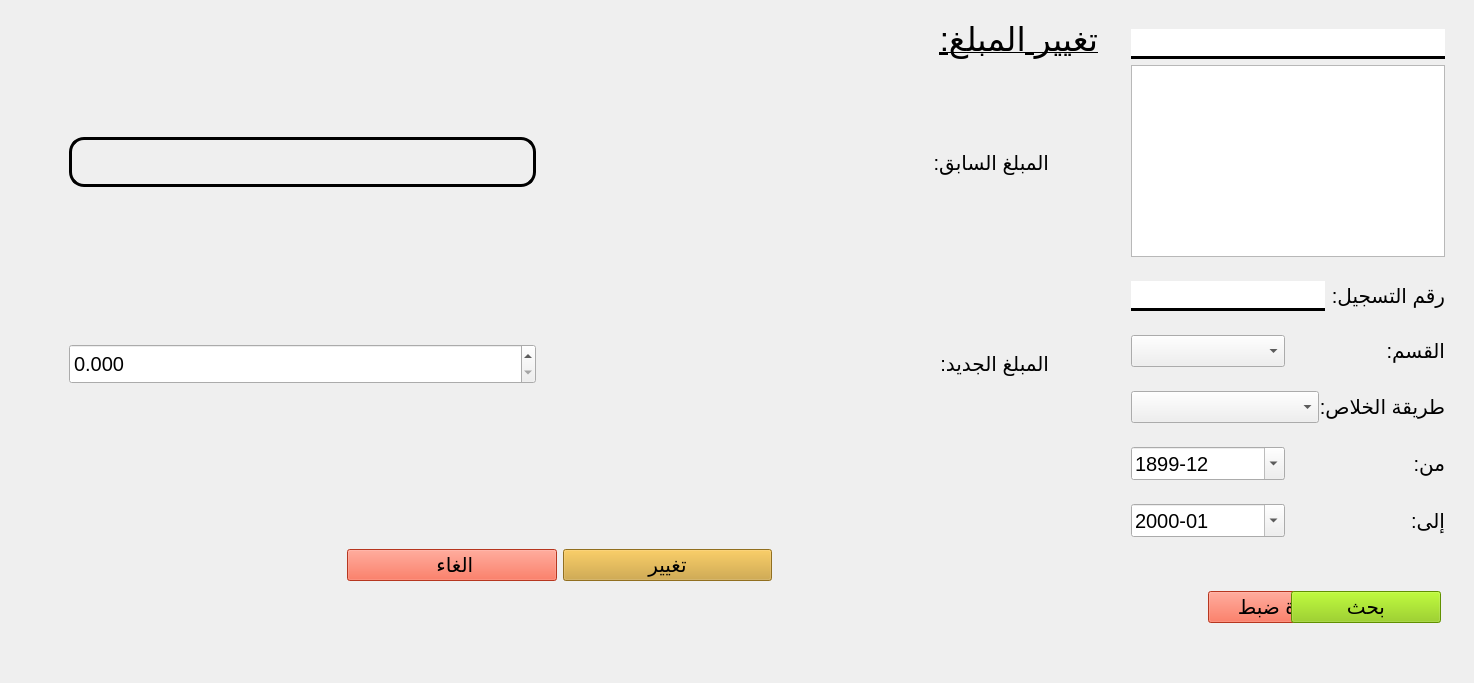
The window that app/ui/payment/view_payment.ui (yahiab05/student-managment-v2.0) describes before a commit, drawn with Qt 5.
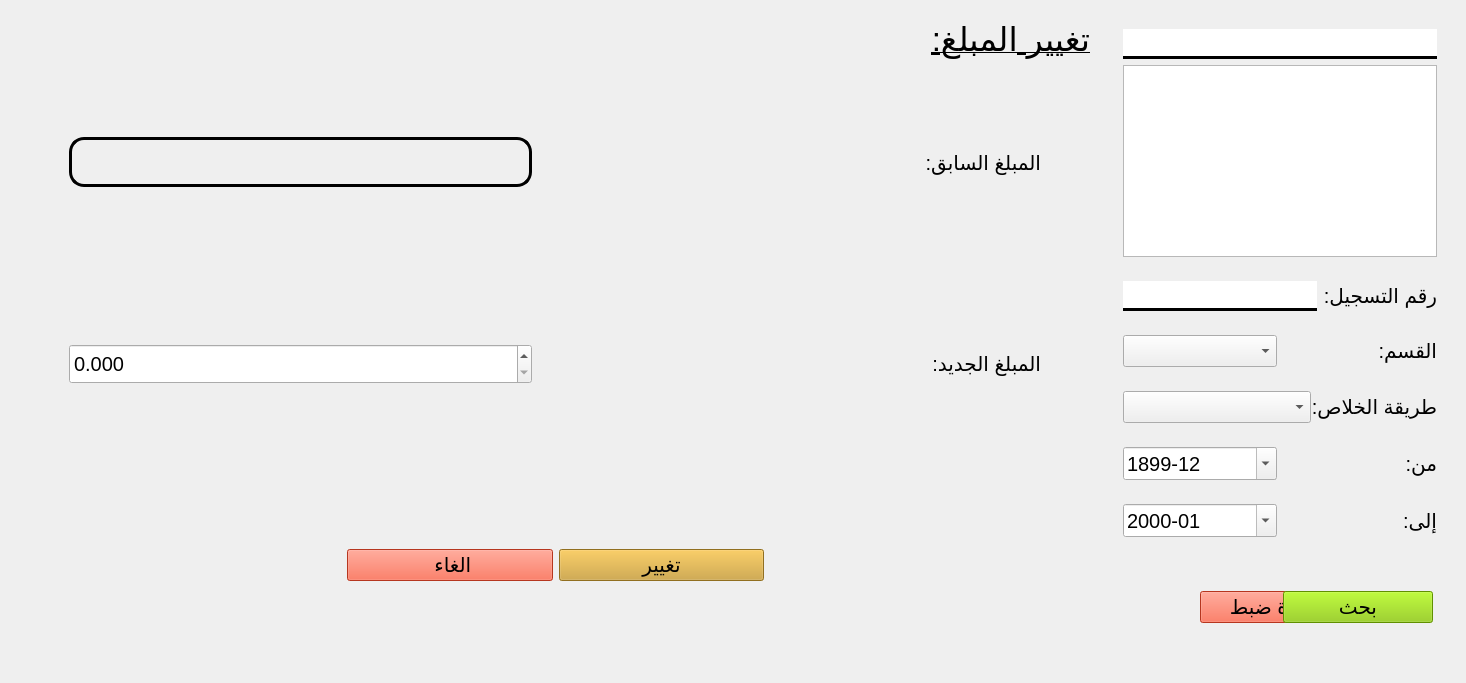
The same window after the commit. The open tabs and pages were chosen to show the change.

Patch:
```diff
--- a/app/ui/payment/view_payment.ui
+++ b/app/ui/payment/view_payment.ui
@@ -6,7 +6,7 @@
    <rect>
     <x>0</x>
     <y>0</y>
-    <width>1330</width>
+    <width>1466</width>
     <height>683</height>
    </rect>
   </property>
@@ -243,7 +243,7 @@
             </attribute>
            </widget>
           </item>
-          <item>
+          <item alignment="Qt::AlignBottom">
            <widget class="QFrame" name="frame_11">
             <property name="frameShape">
              <enum>QFrame::NoFrame</enum>
@@ -276,7 +276,7 @@
              <item>
               <widget class="QPushButton" name="export_btn">
                <property name="sizePolicy">
-                <sizepolicy hsizetype="Maximum" vsizetype="Preferred">
+                <sizepolicy hsizetype="Maximum" vsizetype="Fixed">
                  <horstretch>0</horstretch>
                  <verstretch>0</verstretch>
                 </sizepolicy>
@@ -284,7 +284,7 @@
                <property name="minimumSize">
                 <size>
                  <width>150</width>
-                 <height>30</height>
+                 <height>50</height>
                 </size>
                </property>
                <property name="font">
@@ -305,10 +305,13 @@
              </item>
              <item>
               <spacer name="horizontalSpacer_26">
+               <property name="orientation">
+                <enum>Qt::Horizontal</enum>
+               </property>
                <property name="sizeHint" stdset="0">
                 <size>
-                 <width>147</width>
-                 <height>20</height>
+                 <width>20</width>
+                 <height>147</height>
                 </size>
                </property>
               </spacer>
@@ -445,6 +448,9 @@
             <layout class="QHBoxLayout" name="horizontalLayout_4">
              <item>
               <spacer name="horizontalSpacer">
+               <property name="orientation">
+                <enum>Qt::Vertical</enum>
+               </property>
                <property name="sizeHint" stdset="0">
                 <size>
                  <width>40</width>
@@ -489,6 +495,9 @@
              </item>
              <item>
               <spacer name="horizontalSpacer_3">
+               <property name="orientation">
+                <enum>Qt::Vertical</enum>
+               </property>
                <property name="sizeType">
                 <enum>QSizePolicy::Fixed</enum>
                </property>
@@ -517,6 +526,9 @@
              </item>
              <item>
               <spacer name="horizontalSpacer_2">
+               <property name="orientation">
+                <enum>Qt::Vertical</enum>
+               </property>
                <property name="sizeHint" stdset="0">
                 <size>
                  <width>40</width>
@@ -536,6 +548,9 @@
             <layout class="QHBoxLayout" name="horizontalLayout_5">
              <item>
               <spacer name="horizontalSpacer_5">
+               <property name="orientation">
+                <enum>Qt::Vertical</enum>
+               </property>
                <property name="sizeHint" stdset="0">
                 <size>
                  <width>40</width>
@@ -573,6 +588,9 @@
              </item>
              <item>
               <spacer name="horizontalSpacer_4">
+               <property name="orientation">
+                <enum>Qt::Vertical</enum>
+               </property>
                <property name="sizeType">
                 <enum>QSizePolicy::Fixed</enum>
                </property>
@@ -601,6 +619,9 @@
              </item>
              <item>
               <spacer name="horizontalSpacer_6">
+               <property name="orientation">
+                <enum>Qt::Vertical</enum>
+               </property>
                <property name="sizeHint" stdset="0">
                 <size>
                  <width>40</width>
@@ -620,6 +641,9 @@
             <layout class="QHBoxLayout" name="horizontalLayout_6">
              <item>
               <spacer name="horizontalSpacer_21">
+               <property name="orientation">
+                <enum>Qt::Vertical</enum>
+               </property>
                <property name="sizeHint" stdset="0">
                 <size>
                  <width>318</width>
@@ -681,6 +705,9 @@
              </item>
              <item>
               <spacer name="horizontalSpacer_22">
+               <property name="orientation">
+                <enum>Qt::Vertical</enum>
+               </property>
                <property name="sizeHint" stdset="0">
                 <size>
                  <width>317</width>
@@ -910,7 +937,7 @@
              <second>0</second>
              <year>1899</year>
              <month>12</month>
-             <day>21</day>
+             <day>20</day>
             </datetime>
            </property>
            <property name="displayFormat">
@@ -992,6 +1019,9 @@
         <layout class="QHBoxLayout" name="horizontalLayout_24">
          <item>
           <spacer name="horizontalSpacer_19">
+           <property name="orientation">
+            <enum>Qt::Vertical</enum>
+           </property>
            <property name="sizeHint" stdset="0">
             <size>
              <width>318</width>
@@ -1051,6 +1081,9 @@
          </item>
          <item>
           <spacer name="horizontalSpacer_20">
+           <property name="orientation">
+            <enum>Qt::Vertical</enum>
+           </property>
            <property name="sizeHint" stdset="0">
             <size>
              <width>317</width>
```
